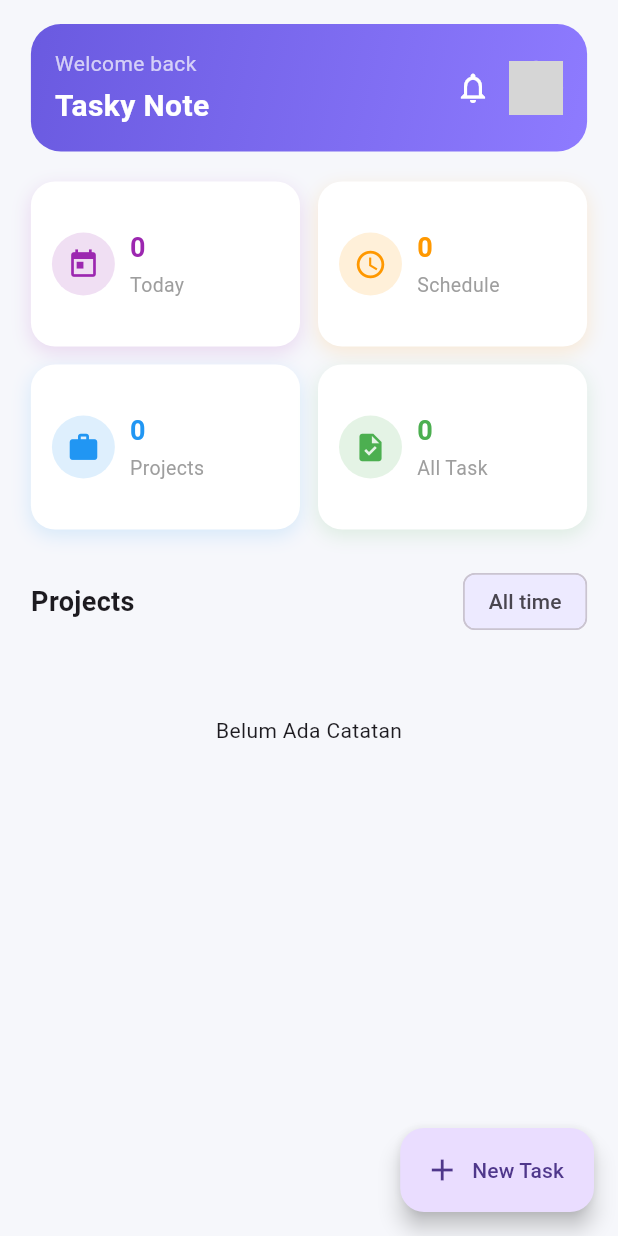
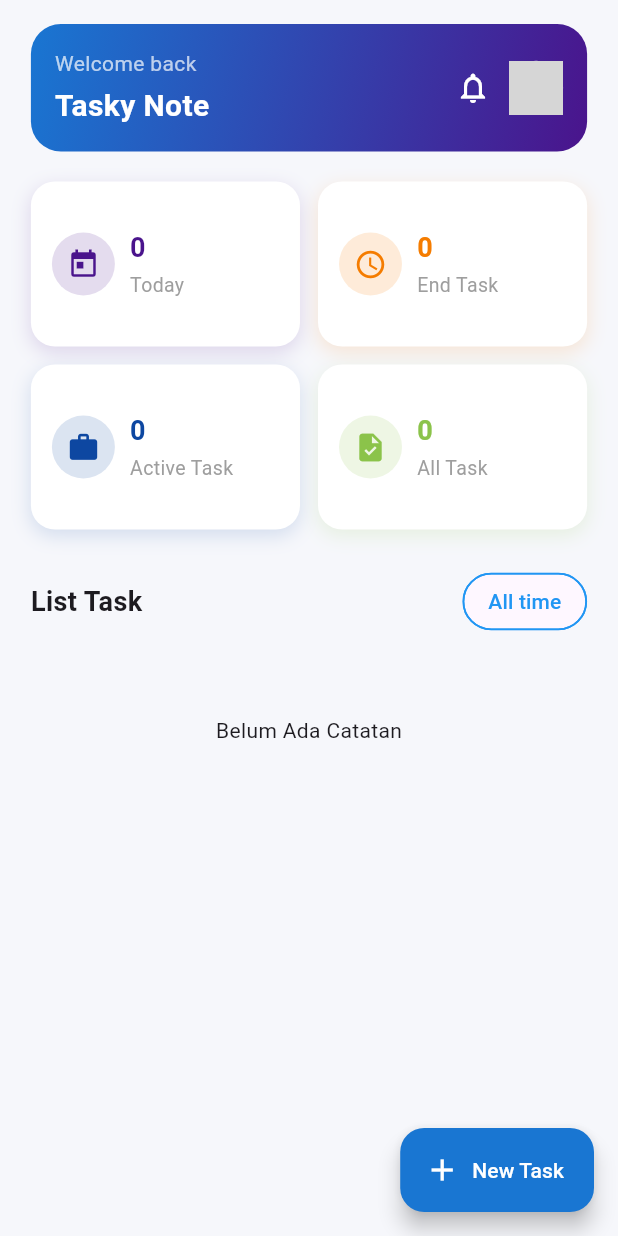
Before and after one commit to taufiqurrohman132/tasky-note-flutter, a Flutter app: the screen it shows after launch, on a phone screen of 412 x 824 dp. Run offline on Flutter 3.47's test engine with Material 3 defaults, Android fonts, the phone set to English and light mode, and no system bars; grey boxes are pictures that could not be loaded.

Commit message:
project done

```diff
--- a/lib/models/note.dart
+++ b/lib/models/note.dart
@@ -2,6 +2,7 @@ import 'dart:ui';
 
 import 'package:flutter/material.dart';
 
+// data class
 class Note {
   final String id;
   final String title;
--- a/lib/pages/home_page.dart
+++ b/lib/pages/home_page.dart
@@ -13,6 +13,12 @@ class HomePage extends StatefulWidget {
 class _HomePageState extends State<HomePage> {
   final List<Note> _notes = [];
 
+  List<Note> get _todoNotes =>
+      _notes.where((note) => !note.isDone).toList();
+
+  List<Note> get _doneNotes =>
+      _notes.where((note) => note.isDone).toList();
+
   int get todayCount {
     final now = DateTime.now();
     return _notes
@@ -25,13 +31,13 @@ class _HomePageState extends State<HomePage> {
         .length;
   }
 
-  int get scheduleCount {
-    final now = DateTime.now();
-    return _notes.where((n) => n.date.isAfter(now)).length;
+  int get endTaskCount {
+    return _notes.where((n) => n.isDone ).length;
+
   }
 
-  int get projectCount {
-    return _notes.where((n) => n.category == 'project').length;
+  int get taskActiveCount {
+    return _notes.where((n) => !n.isDone).length;
   }
 
   int get allTaskCount => _notes.length;
@@ -67,9 +73,13 @@ class _HomePageState extends State<HomePage> {
                     const SizedBox(height: 20),
                     _overview(),
                     const SizedBox(height: 24),
-                    _projectTitle(),
+                    _listTaskTitle(),
                     const SizedBox(height: 12),
                     _noteList(),
+                    const SizedBox(height: 12),
+                    _listDoneTaskTitle(),
+                    const SizedBox(height: 12),
+                    _noteDoneList(),
                   ],
                 ),
               ),
@@ -89,6 +99,8 @@ class _HomePageState extends State<HomePage> {
         },
         icon: const Icon(Icons.add),
         label: const Text('New Task'),
+        backgroundColor: Colors.blue.shade700,
+        foregroundColor: Colors.white,
       ),
     );
   }
@@ -98,8 +110,11 @@ class _HomePageState extends State<HomePage> {
     return Container(
       padding: const EdgeInsets.all(16),
       decoration: BoxDecoration(
-        gradient: const LinearGradient(
-          colors: [Color(0xFF6A5AE0), Color(0xFF8E7BFF)],
+        gradient: LinearGradient(
+          colors: [
+            Colors.blue.shade700,
+            Colors.purple.shade900,
+          ],
           begin: Alignment.topLeft,
           end: Alignment.bottomRight,
         ),
@@ -129,9 +144,12 @@ class _HomePageState extends State<HomePage> {
                 onPressed: () {},
                 icon: const Icon(Icons.notifications_none, color: Colors.white),
               ),
-              const CircleAvatar(
+              CircleAvatar(
                 radius: 18,
-                backgroundImage: AssetImage('assets/avatar.png'),
+                backgroundImage: const AssetImage('assets/cek.png'),
+                onBackgroundImageError: (_, __) {
+                  debugPrint('Avatar asset tidak ditemukan');
+                },
               ),
             ],
           ),
@@ -160,25 +178,25 @@ class _HomePageState extends State<HomePage> {
             todayCount.toString(),
             'Today',
             Icons.today,
-            Colors.purple,
+            Colors.purple.shade900,
           ),
           _overviewCard(
-            scheduleCount.toString(),
-            'Schedule',
+            endTaskCount.toString(),
+            'End Task',
             Icons.schedule,
-            Colors.orange,
+            Colors.orange.shade700,
           ),
           _overviewCard(
-            projectCount.toString(),
-            'Projects',
+            taskActiveCount.toString(),
+            'Active Task',
             Icons.work,
-            Colors.blue,
+            Colors.blue.shade900,
           ),
           _overviewCard(
             allTaskCount.toString(),
             'All Task',
             Icons.task,
-            Colors.green,
+            Colors.lightGreen,
           ),
         ];
         return items[index];
@@ -256,21 +274,48 @@ class _HomePageState extends State<HomePage> {
   }
 
 
-  Widget _projectTitle() {
+  Widget _listTaskTitle() {
     return Row(
       mainAxisAlignment: MainAxisAlignment.spaceBetween,
       children: const [
         Text(
-          'Projects',
+          'List Task',
           style: TextStyle(fontSize: 18, fontWeight: FontWeight.bold),
         ),
-        Chip(label: Text('All time'), backgroundColor: Color(0xFFEDEAFF)),
+        Chip(
+          label: const Text(
+            'All time',
+            style: TextStyle(color: Colors.blue),
+          ),
+          backgroundColor: Colors.transparent,
+          shape: StadiumBorder(
+            side: BorderSide(
+              color: Colors.blue,
+              width: 1.2,
+            ),
+          ),
+        )
+
+      ],
+    );
+  }
+  Widget _listDoneTaskTitle() {
+    if (_doneNotes.isEmpty) {
+      return const SizedBox.shrink();
+    }
+    return Row(
+      mainAxisAlignment: MainAxisAlignment.spaceBetween,
+      children: const [
+        Text(
+          'List Done Task',
+          style: TextStyle(fontSize: 18, fontWeight: FontWeight.bold),
+        ),
       ],
     );
   }
 
   Widget _noteList() {
-    if (_notes.isEmpty) {
+    if (_todoNotes.isEmpty) {
       return const Padding(
         padding: EdgeInsets.only(top: 40),
         child: Center(child: Text('Belum Ada Catatan')),
@@ -278,19 +323,37 @@ class _HomePageState extends State<HomePage> {
     }
 
     return ListView.builder(
-      itemCount: _notes.length,
+      itemCount: _todoNotes.length,
       shrinkWrap: true,
       physics: const NeverScrollableScrollPhysics(),
       itemBuilder: (context, index) {
-        final note = _notes[index];
+        final note = _todoNotes[index];
+
         return Padding(
           padding: const EdgeInsets.only(bottom: 12),
+          child: Dismissible(
+            key: ValueKey(note.id),
+
+            // swipe dari kiri ke kanan
+            direction: DismissDirection.horizontal,
+
+            background: Container(
+              alignment: Alignment.centerLeft,
+              padding: const EdgeInsets.only(left: 20),
+              // decoration: BoxDecoration(
+              //   color: Colors.orange,
+              //   borderRadius: BorderRadius.circular(16),
+              // ),
+            ),
+
+            onDismissed: (_) {
+              setState(() {
+                note.isDone = true; // balik
+              });
+            },
+
             child: Card(
               elevation: 4,
-            shadowColor: Colors.black12,
-            shape: RoundedRectangleBorder(
-              borderRadius: BorderRadius.circular(16),
-            ),
               child: NoteItem(
                 noteData: note,
                 onEdti: () {},
@@ -301,8 +364,70 @@ class _HomePageState extends State<HomePage> {
                 },
               ),
             ),
+          ),
         );
       },
     );
   }
+  Widget _noteDoneList() {
+    if (_doneNotes.isEmpty) {
+      return const SizedBox.shrink();
     }
+
+    return ListView.builder(
+      itemCount: _doneNotes.length,
+      shrinkWrap: true,
+      physics: const NeverScrollableScrollPhysics(),
+      itemBuilder: (context, index) {
+        final note = _doneNotes[index];
+
+        return Padding(
+          padding: const EdgeInsets.only(bottom: 12),
+          child: Dismissible(
+            key: ValueKey(note.id),
+
+            // swipe dari kiri ke kanan
+            direction: DismissDirection.horizontal,
+
+            background: Container(
+              alignment: Alignment.centerLeft,
+              padding: const EdgeInsets.only(left: 20, right: 20),
+              // decoration: BoxDecoration(
+              //   color: Colors.orange,
+              //   borderRadius: BorderRadius.circular(16),
+              // ),
+              child: const Row(
+                children: [
+                  Icon(Icons.delete_outline, color: Colors.red),
+                  Spacer(),
+                  Icon(Icons.delete_outline, color: Colors.red),
+                ],
+              )
+            ),
+
+            onDismissed: (_) {
+              setState(() {
+                _notes.remove(note);
+              });
+            },
+
+            child: Card(
+              elevation: 4,
+              child: NoteItem(
+                noteData: note,
+                onEdti: () {},
+                onDelte: () {
+                  setState(() {
+                    _notes.remove(note);
+                  });
+                },
+              ),
+            ),
+          ),
+        );
+      },
+    );
+  }
+
+
+}
--- a/pubspec.yaml
+++ b/pubspec.yaml
@@ -59,9 +59,9 @@ flutter:
   uses-material-design: true
 
   # To add assets to your application, add an assets section, like this:
-  # assets:
-  #   - images/a_dot_burr.jpeg
-  #   - images/a_dot_ham.jpeg
+#  assets:
+#    - assets/avatar.png
+#  #   - images/a_dot_ham.jpeg
 
   # An image asset can refer to one or more resolution-specific "variants", see
   # https://flutter.dev/to/resolution-aware-images
```
Also changed, not shown: lib/pages/add_note_page.dart (+31 -25 lines), lib/pages/note_detail_page.dart (+40 -35 lines), lib/widget/note_item.dart (+34 -27 lines), assets/avatar.png (added). Lines whose indentation alone changed are shown as unchanged.
